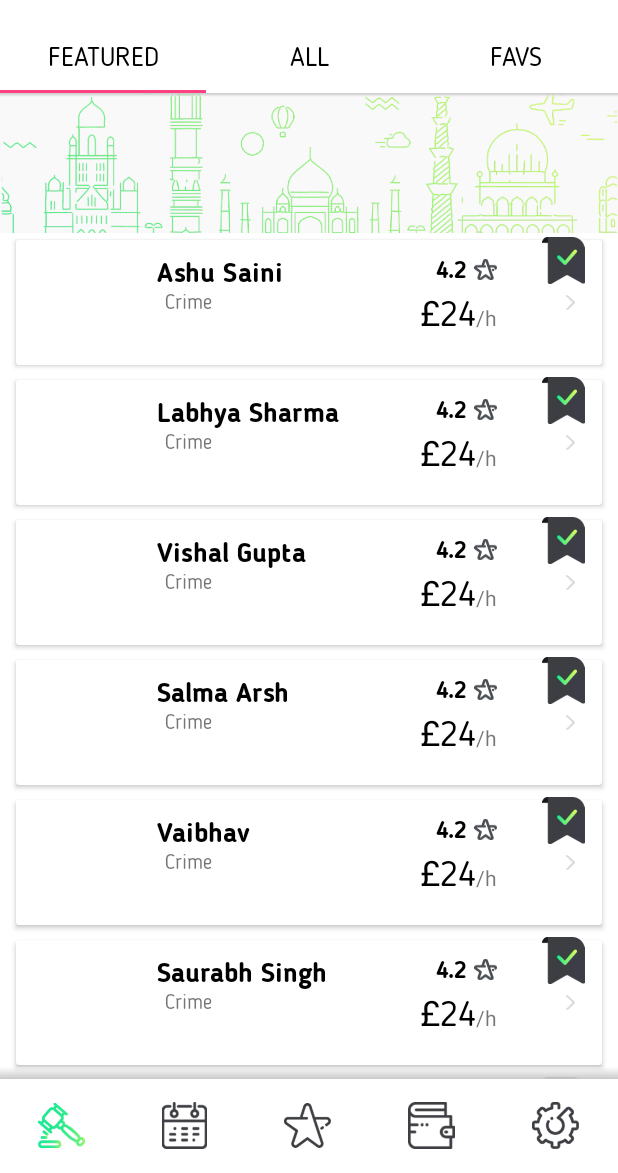
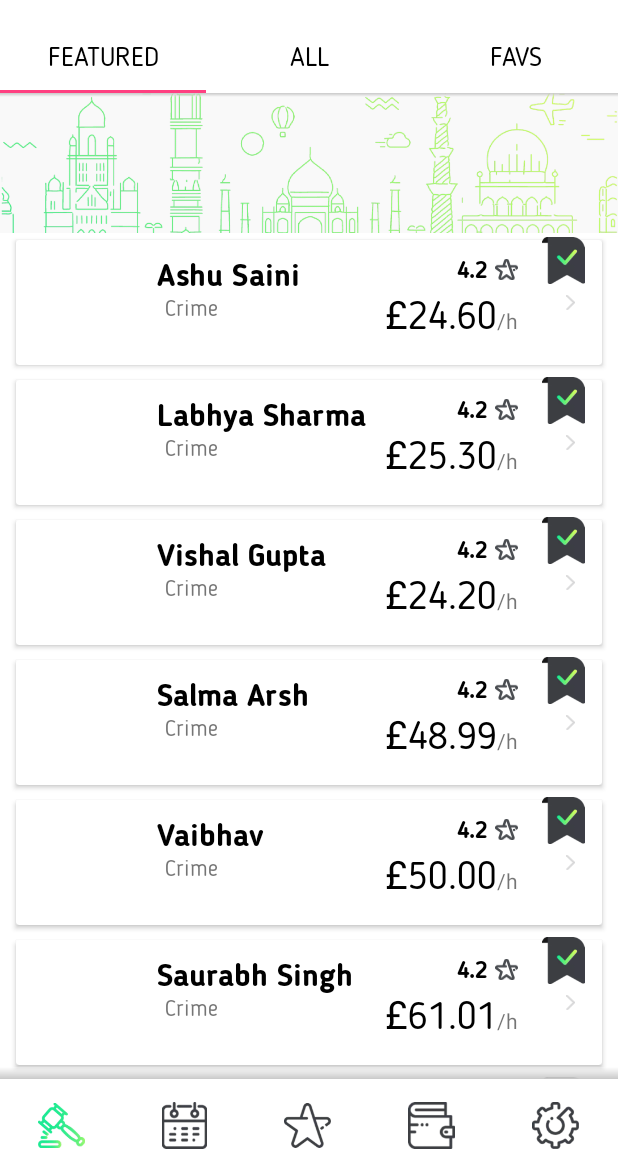
Before and after one commit to labhyasharma/lawyerly, an Android app: the screen it shows after launch (DashboardActivity), on a phone screen of 412 x 824 dp, the part 63-1236 px from its top. Run offline under Robolectric (Android 15) with nearby library versions, the phone set to English and light mode, and no system bars; our stand-ins replace Dagger/Hilt's generated code, RxJava, data binding, sdp/ssp sizes; 2 statements that could not run were skipped.

Commit message:
task completed

```diff
--- a/app/src/main/java/com/studiographene/lawyerly/lawyerslist/GetLawyersUsecase.java
+++ b/app/src/main/java/com/studiographene/lawyerly/lawyerslist/GetLawyersUsecase.java
@@ -28,15 +28,15 @@ public class GetLawyersUsecase extends UsecaseBase<List<Lawyer>> {
     @Override
     public Observable<List<Lawyer>> buildObservable() {
 
-        lawyerList.add(new Lawyer("Ashu Saini","Crime","24","4.2","https://encrypted-tbn0.gstatic.com/images?q=tbn:ANd9GcTxkgRYdr1KI0Zy9br6iFhBZT2l_F0ZcGj-tXk2rgLrbg3D_GUW", true));
-        lawyerList.add(new Lawyer("Labhya Sharma","Crime","24","4.2","https://www.rd.com/wp-content/uploads/2017/09/01-shutterstock_476340928-Irina-Bg-1024x683.jpg", false));
-        lawyerList.add(new Lawyer("Vishal Gupta","Crime","24","4.2","https://encrypted-tbn0.gstatic.com/images?q=tbn:ANd9GcTxkgRYdr1KI0Zy9br6iFhBZT2l_F0ZcGj-tXk2rgLrbg3D_GUW", true));
-        lawyerList.add(new Lawyer("Salma Arsh","Crime","24","4.2","https://www.rd.com/wp-content/uploads/2017/09/01-shutterstock_476340928-Irina-Bg-1024x683.jpg", true));
-        lawyerList.add(new Lawyer("Vaibhav","Crime","24","4.2","https://encrypted-tbn0.gstatic.com/images?q=tbn:ANd9GcTxkgRYdr1KI0Zy9br6iFhBZT2l_F0ZcGj-tXk2rgLrbg3D_GUW",true));
-        lawyerList.add(new Lawyer("Saurabh Singh","Crime","24","4.2","https://encrypted-tbn0.gstatic.com/images?q=tbn:ANd9GcTxkgRYdr1KI0Zy9br6iFhBZT2l_F0ZcGj-tXk2rgLrbg3D_GUW",false));
-        lawyerList.add(new Lawyer("Ashu Saini","Crime","24","4.2","https://www.rd.com/wp-content/uploads/2017/09/01-shutterstock_476340928-Irina-Bg-1024x683.jpg",false));
-        lawyerList.add(new Lawyer("Ashu Saini","Crime","24","4.2","https://encrypted-tbn0.gstatic.com/images?q=tbn:ANd9GcTxkgRYdr1KI0Zy9br6iFhBZT2l_F0ZcGj-tXk2rgLrbg3D_GUW",true));
-        lawyerList.add(new Lawyer("Ashu Saini","Crime","24","4.2","https://www.rd.com/wp-content/uploads/2017/09/01-shutterstock_476340928-Irina-Bg-1024x683.jpg",true));
+        lawyerList.add(new Lawyer("Ashu Saini","Crime","24.60","4.2","https://encrypted-tbn0.gstatic.com/images?q=tbn:ANd9GcTxkgRYdr1KI0Zy9br6iFhBZT2l_F0ZcGj-tXk2rgLrbg3D_GUW", true));
+        lawyerList.add(new Lawyer("Labhya Sharma","Crime","25.30","4.2","https://www.rd.com/wp-content/uploads/2017/09/01-shutterstock_476340928-Irina-Bg-1024x683.jpg", false));
+        lawyerList.add(new Lawyer("Vishal Gupta","Crime","24.20","4.2","https://encrypted-tbn0.gstatic.com/images?q=tbn:ANd9GcTxkgRYdr1KI0Zy9br6iFhBZT2l_F0ZcGj-tXk2rgLrbg3D_GUW", true));
+        lawyerList.add(new Lawyer("Salma Arsh","Crime","48.99","4.2","https://www.rd.com/wp-content/uploads/2017/09/01-shutterstock_476340928-Irina-Bg-1024x683.jpg", true));
+        lawyerList.add(new Lawyer("Vaibhav","Crime","50.00","4.2","https://encrypted-tbn0.gstatic.com/images?q=tbn:ANd9GcTxkgRYdr1KI0Zy9br6iFhBZT2l_F0ZcGj-tXk2rgLrbg3D_GUW",true));
+        lawyerList.add(new Lawyer("Saurabh Singh","Crime","61.01","4.2","https://encrypted-tbn0.gstatic.com/images?q=tbn:ANd9GcTxkgRYdr1KI0Zy9br6iFhBZT2l_F0ZcGj-tXk2rgLrbg3D_GUW",false));
+        lawyerList.add(new Lawyer("Ashu Saini","Crime","28.11","4.2","https://www.rd.com/wp-content/uploads/2017/09/01-shutterstock_476340928-Irina-Bg-1024x683.jpg",false));
+        lawyerList.add(new Lawyer("Ashu Saini","Crime","11.01","4.2","https://encrypted-tbn0.gstatic.com/images?q=tbn:ANd9GcTxkgRYdr1KI0Zy9br6iFhBZT2l_F0ZcGj-tXk2rgLrbg3D_GUW",true));
+        lawyerList.add(new Lawyer("Ashu Saini","Crime","23.12","4.2","https://www.rd.com/wp-content/uploads/2017/09/01-shutterstock_476340928-Irina-Bg-1024x683.jpg",true));
 
         return Observable.just(lawyerList);
     }
--- a/app/src/main/res/layout/list_item_lawyer.xml
+++ b/app/src/main/res/layout/list_item_lawyer.xml
@@ -56,7 +56,7 @@
                     android:text="@{model.name}"
                     android:fontFamily="@font/sans_bold"
                     android:layout_marginStart="@dimen/_8sdp"
-                    android:textSize="@dimen/_14sdp"
+                    android:textSize="@dimen/_16sdp"
                     android:layout_toEndOf="@+id/profilePic"/>
 
                 <TextView
@@ -66,6 +66,7 @@
                     android:layout_toEndOf="@+id/profilePic"
                     android:layout_below="@+id/lawyerName"
                     android:fontFamily="@font/sans"
+                    android:textSize="@dimen/_12sdp"
                     android:text="@{model.speciality}"
                     android:layout_marginStart="@dimen/_4sdp"
                     android:layout_alignStart="@+id/lawyerName"/>
@@ -78,7 +79,7 @@
                     android:layout_alignParentEnd="true"
                     android:orientation="horizontal"
                     android:layout_marginTop="@dimen/_8sdp"
-                    android:layout_marginEnd="@dimen/_54sdp">
+                    android:layout_marginEnd="@dimen/_43sdp">
 
                     <TextView
                         android:id="@+id/ratingsTxt"
@@ -111,7 +112,7 @@
                         android:text="@{`£`+ model.rate}"
                         android:textColor="@color/black"
                         android:fontFamily="@font/sans"
-                        android:textSize="@dimen/_18sdp"/>
+                        android:textSize="@dimen/_20sdp"/>
 
                     <TextView
                         android:layout_width="wrap_content"
```
